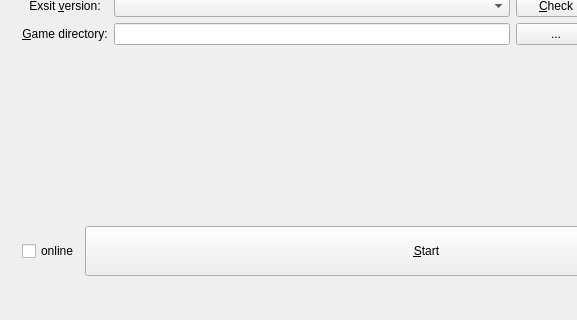
kaniol-lck/Kaminec, file Kaminec/UI/kamineclauncher.ui: the form before one commit; both pictures show x 0 to 577 and y 156 to 476 of the 790 by 476 pixel window.
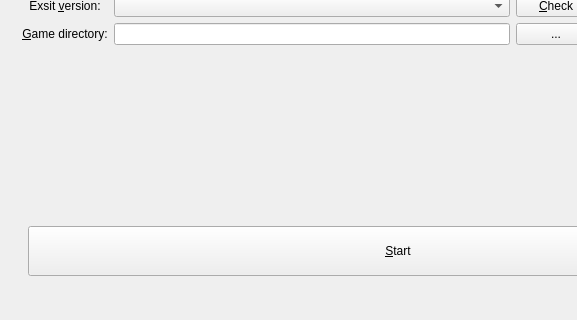
The form after the commit.

The edit to the form file:
```diff
--- a/Kaminec/UI/kamineclauncher.ui
+++ b/Kaminec/UI/kamineclauncher.ui
@@ -251,13 +251,6 @@
           </property>
          </spacer>
         </item>
-        <item row="2" column="0">
-         <widget class="QCheckBox" name="isVerified_cb">
-          <property name="text">
-           <string>online</string>
-          </property>
-         </widget>
-        </item>
         <item row="2" column="1">
          <widget class="QPushButton" name="start_pb">
           <property name="sizePolicy">
```
